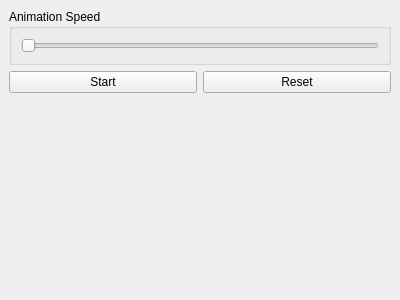
Old version of the form optionwidget.ui in the repository Narusaki/Boxelization.
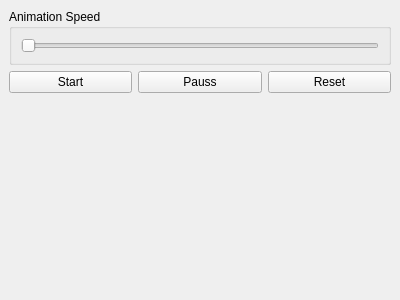
New version of the form.

The edit to the form file:
```diff
--- a/optionwidget.ui
+++ b/optionwidget.ui
@@ -40,6 +40,13 @@
         </property>
        </widget>
       </item>
+      <item>
+       <widget class="QPushButton" name="pushButton_3">
+        <property name="text">
+         <string>Pauss</string>
+        </property>
+       </widget>
+      </item>
       <item>
        <widget class="QPushButton" name="pushButton">
         <property name="text">
```
